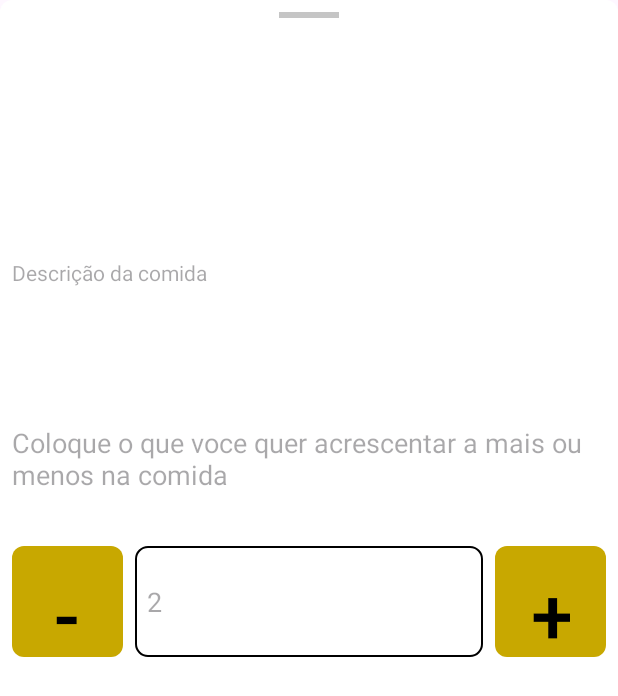
After one commit to Junio00r/RestFood, an Android app built with Jetpack Compose: the layout modal_bottomsheet_layout.xml on its own in the app's theme, with its tools: preview values and no code run, on a phone screen of 412 x 824 dp. The commit adds this screen. Shown: the top 696 px of the screen. Run offline under Robolectric (Android 15) with nearby library versions, the phone set to English and light mode, and no system bars.

Commit message:
Bottom sheet added

```diff
--- a/app/src/main/java/com/devmobile/android/restaurant/ModalBottomSheet.kt
+++ b/app/src/main/java/com/devmobile/android/restaurant/ModalBottomSheet.kt
@@ -8,6 +8,12 @@ import com.google.android.material.bottomsheet.BottomSheetDialogFragment
 
 class ModalBottomSheet : BottomSheetDialogFragment() {
 
+    override fun onCreateView(
+        inflater: LayoutInflater,
+        container: ViewGroup?,
+        savedInstanceState: Bundle?
+    ): View? = inflater.inflate(R.layout.modal_bottomsheet_layout, container, false)
+
     companion object {
         const val TAG = "ModalBottomSheet"
     }
--- /dev/null
+++ b/app/src/main/res/drawable/radius_bottomsheet.xml
@@ -0,0 +1,6 @@
+<?xml version="1.0" encoding="utf-8"?>
+<shape xmlns:android="http://schemas.android.com/apk/res/android">
+    <corners
+        android:topLeftRadius="8dp"
+        android:topRightRadius="8dp" />
+</shape>
--- /dev/null
+++ b/app/src/main/res/drawable/stroke_edittext.xml
@@ -0,0 +1,13 @@
+<?xml version="1.0" encoding="utf-8"?>
+<shape xmlns:android="http://schemas.android.com/apk/res/android"
+    android:shape="rectangle">
+    <padding
+        android:bottom="8dp"
+        android:left="8dp"
+        android:right="8dp"
+        android:top="8dp" />
+    <stroke
+        android:width="1dp"
+        android:color="@color/primary_color" />
+    <corners android:radius="8dp" />
+</shape>
--- a/app/src/main/res/layout/activity_menu.xml
+++ b/app/src/main/res/layout/activity_menu.xml
@@ -77,56 +77,6 @@
             android:layout_marginTop="8dp"
             android:background="@null" />
 
-        <FrameLayout
-            android:id="@+id/frameBottomSheetFoodSelected"
-            style="@style/Widget.Material3.BottomSheet"
-            android:layout_width="match_parent"
-            android:layout_height="match_parent"
-            android:background="@color/thirdary_color"
-            app:layout_behavior="com.google.android.material.bottomsheet.BottomSheetBehavior">
-
-            <com.google.android.material.bottomsheet.BottomSheetDragHandleView
-                android:id="@+id/drag_handle"
-                android:layout_width="40dp"
-                android:layout_height="10dp"
-                android:layout_gravity="center_horizontal"
-                android:layout_marginTop="7dp"
-                android:background="@color/fourty_color" />
-
-            <com.google.android.material.imageview.ShapeableImageView
-                android:layout_width="match_parent"
-                android:layout_height="100dp" />
-
-            <com.google.android.material.textview.MaterialTextView
-                android:id="@+id/textFoodDescription"
-                android:layout_width="match_parent"
-                android:layout_height="100dp"
-                android:text="Descrição da comida" />
-
-            <com.google.android.material.textview.MaterialTextView
-                android:id="@+id/textFoodPreferencesDescriptions"
-                android:layout_width="match_parent"
-                android:layout_height="100dp" />
-
-            <com.google.android.material.button.MaterialButton
-                android:id="@+id/buttonDecrementQuantity"
-                android:layout_width="wrap_content"
-                android:layout_height="100dp"
-                android:text="-" />
-
-            <com.google.android.material.textfield.TextInputEditText
-                android:id="@+id/edittextFoodQuantityPedido"
-                android:layout_width="match_parent"
-                android:layout_height="100dp"
-                android:inputType="number" />
-
-            <com.google.android.material.button.MaterialButton
-                android:id="@+id/buttonIncrementQuantity"
-                android:layout_width="wrap_content"
-                android:layout_height="100dp"
-                android:text="+" />
-
-        </FrameLayout>
     </LinearLayout>
 
 </androidx.coordinatorlayout.widget.CoordinatorLayout>
--- /dev/null
+++ b/app/src/main/res/layout/modal_bottomsheet_layout.xml
@@ -0,0 +1,95 @@
+<?xml version="1.0" encoding="utf-8"?>
+<RelativeLayout xmlns:android="http://schemas.android.com/apk/res/android"
+    xmlns:app="http://schemas.android.com/apk/res-auto"
+    android:id="@+id/frameBottomSheetFoodSelectedBottomSheet"
+    style="@style/Widget.Material3.BottomSheet"
+    android:layout_width="match_parent"
+    android:layout_height="wrap_content"
+    android:background="@drawable/radius_bottomsheet"
+    android:backgroundTint="@color/thirdary_color"
+    android:orientation="vertical"
+    android:paddingHorizontal="8dp"
+    android:paddingBottom="130dp"
+    app:layout_behavior="com.google.android.material.bottomsheet.BottomSheetBehavior">
+
+    <com.google.android.material.bottomsheet.BottomSheetDragHandleView
+        android:id="@+id/drag_handleBottomSheet"
+        style="@style/Widget.Material3.BottomSheet.DragHandle"
+        android:layout_width="40dp"
+        android:layout_height="4dp"
+        android:layout_alignParentTop="true"
+        android:layout_centerHorizontal="true"
+        android:layout_marginTop="8dp"
+        android:background="@color/fourty_color" />
+
+    <com.google.android.material.imageview.ShapeableImageView
+        android:id="@+id/imageFoodBottomSheet"
+        android:layout_width="match_parent"
+        android:layout_height="128dp"
+        android:layout_below="@id/drag_handleBottomSheet"
+        android:layout_alignParentStart="true"
+        android:layout_marginTop="16dp" />
+
+    <com.google.android.material.textview.MaterialTextView
+        android:id="@+id/textFoodDescriptionBottomSheet"
+        android:layout_width="match_parent"
+        android:layout_height="100dp"
+        android:layout_below="@id/imageFoodBottomSheet"
+        android:layout_alignStart="@id/imageFoodBottomSheet"
+        android:layout_alignEnd="@id/imageFoodBottomSheet"
+        android:hint="Descrição da comida"
+        android:paddingVertical="16dp" />
+
+    <com.google.android.material.textfield.TextInputEditText
+        android:id="@+id/textFoodPreferencesDescriptionsBottomSheet"
+        android:layout_width="match_parent"
+        android:layout_height="100dp"
+        android:layout_below="@id/textFoodDescriptionBottomSheet"
+        android:layout_alignParentStart="true"
+        android:layout_alignParentEnd="true"
+        android:background="@null"
+        android:hint="Coloque o que voce quer acrescentar a mais ou menos na comida"
+        android:maxLines="5" />
+
+    <com.google.android.material.button.MaterialButton
+        android:id="@+id/buttonDecrementQuantityBottomSheet"
+        android:layout_width="74dp"
+        android:layout_height="74dp"
+        android:layout_below="@id/textFoodPreferencesDescriptionsBottomSheet"
+        android:layout_alignParentStart="true"
+        android:layout_marginTop="8dp"
+        android:background="@drawable/radius_layout"
+        android:text="-"
+        android:textColor="@color/primary_color"
+        android:textSize="52sp"
+        app:backgroundTint="@color/secondary_color" />
+
+    <com.google.android.material.textfield.TextInputEditText
+        android:id="@+id/edittextFoodQuantityPedidoBottomSheet"
+        android:layout_width="match_parent"
+        android:layout_height="wrap_content"
+        android:layout_alignTop="@id/buttonDecrementQuantityBottomSheet"
+        android:layout_alignBottom="@id/buttonDecrementQuantityBottomSheet"
+        android:layout_marginHorizontal="8dp"
+        android:layout_toStartOf="@id/buttonIncrementQuantityBottomSheet"
+        android:layout_toEndOf="@id/buttonDecrementQuantityBottomSheet"
+        android:background="@drawable/stroke_edittext"
+        android:hint="2"
+        android:inputType="number"
+        android:lines="1" />
+
+    <com.google.android.material.button.MaterialButton
+        android:id="@+id/buttonIncrementQuantityBottomSheet"
+        android:layout_width="74dp"
+        android:layout_height="74dp"
+        android:layout_alignTop="@id/buttonDecrementQuantityBottomSheet"
+        android:layout_alignParentEnd="true"
+        android:background="@drawable/radius_layout"
+        android:shadowColor="@color/primary_color"
+        android:text="+"
+        android:textColor="@color/primary_color"
+        android:textSize="52sp"
+        app:backgroundTint="@color/secondary_color"
+        app:elevation="30dp" />
+
+</RelativeLayout>
```
